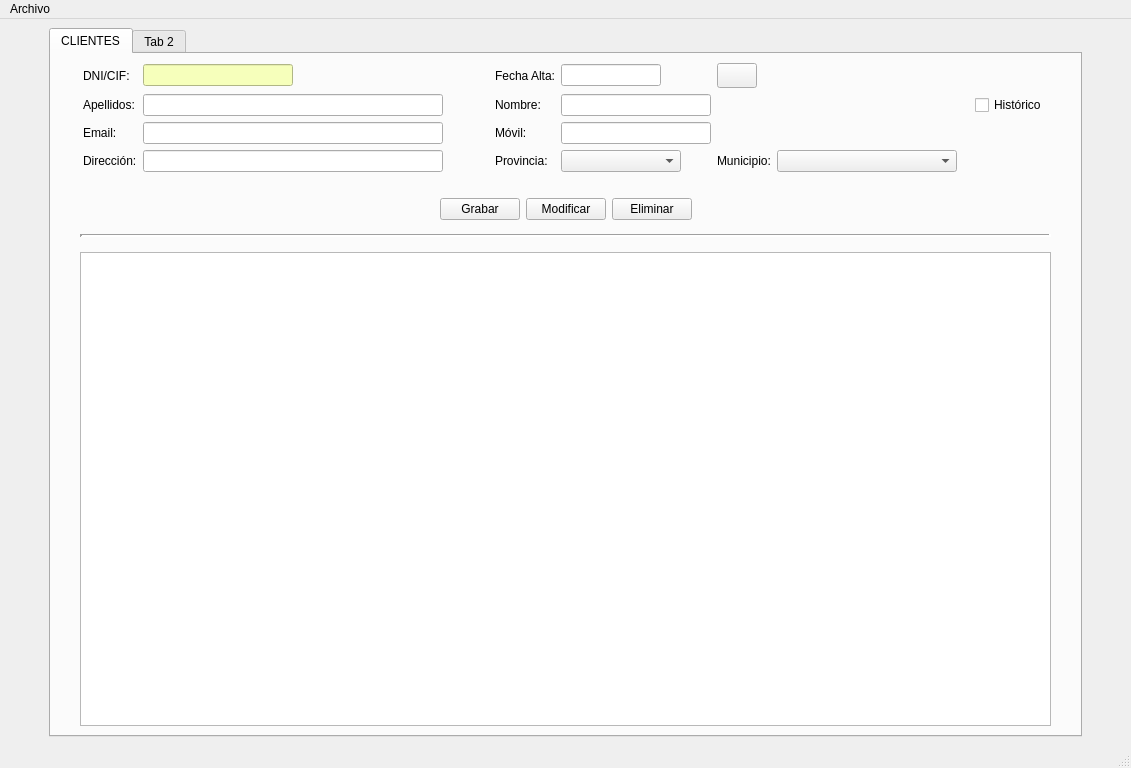
This is templates/venPrincipal.ui in Jorgedehaz/DI as Qt 5 draws it before an edit. The edited form follows.
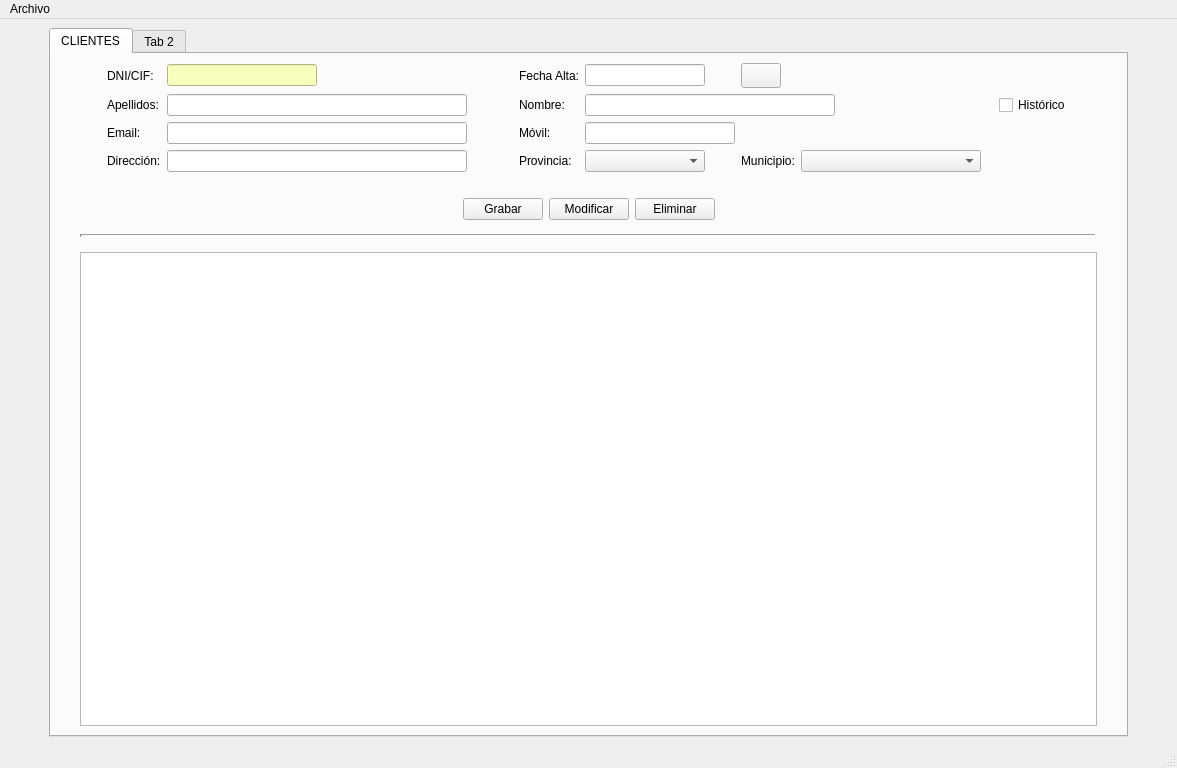
This is the edited form. Icons and pictures are not drawn.

Patch:
```diff
--- a/templates/venPrincipal.ui
+++ b/templates/venPrincipal.ui
@@ -6,7 +6,7 @@
    <rect>
     <x>0</x>
     <y>0</y>
-    <width>1131</width>
+    <width>1177</width>
     <height>768</height>
    </rect>
   </property>
@@ -253,7 +253,7 @@
            <widget class="QLineEdit" name="txtAltacli">
             <property name="minimumSize">
              <size>
-              <width>80</width>
+              <width>120</width>
               <height>0</height>
              </size>
             </property>
@@ -291,7 +291,7 @@
             </property>
             <property name="minimumSize">
              <size>
-              <width>150</width>
+              <width>250</width>
               <height>0</height>
              </size>
             </property>
@@ -560,7 +560,7 @@
     <rect>
      <x>0</x>
      <y>0</y>
-     <width>1131</width>
+     <width>1177</width>
      <height>21</height>
     </rect>
    </property>
```
Left out of the diff: 4 changed lines with no effect on the pictures.
